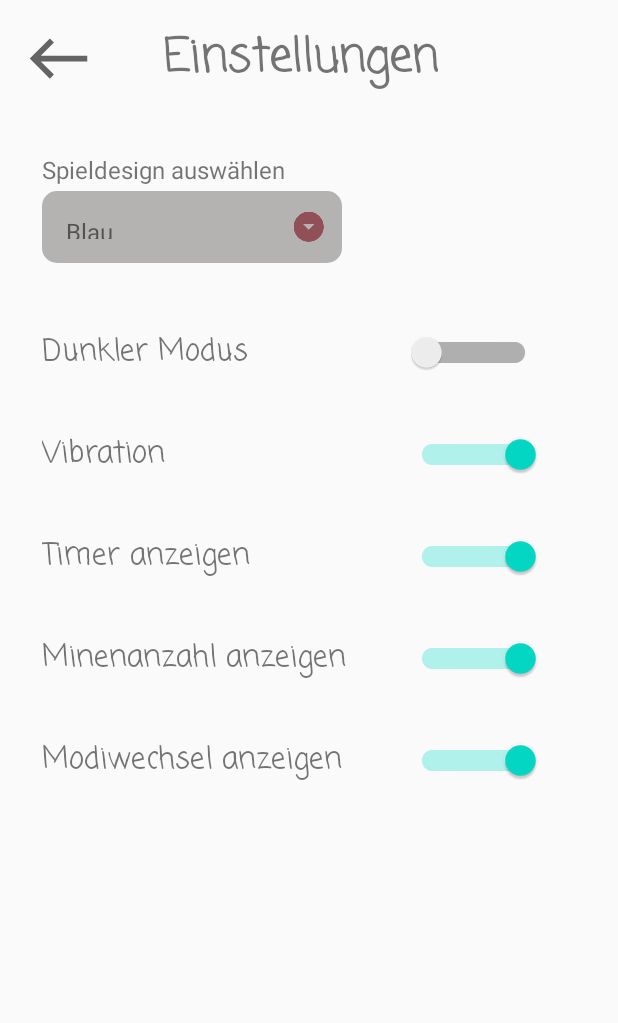
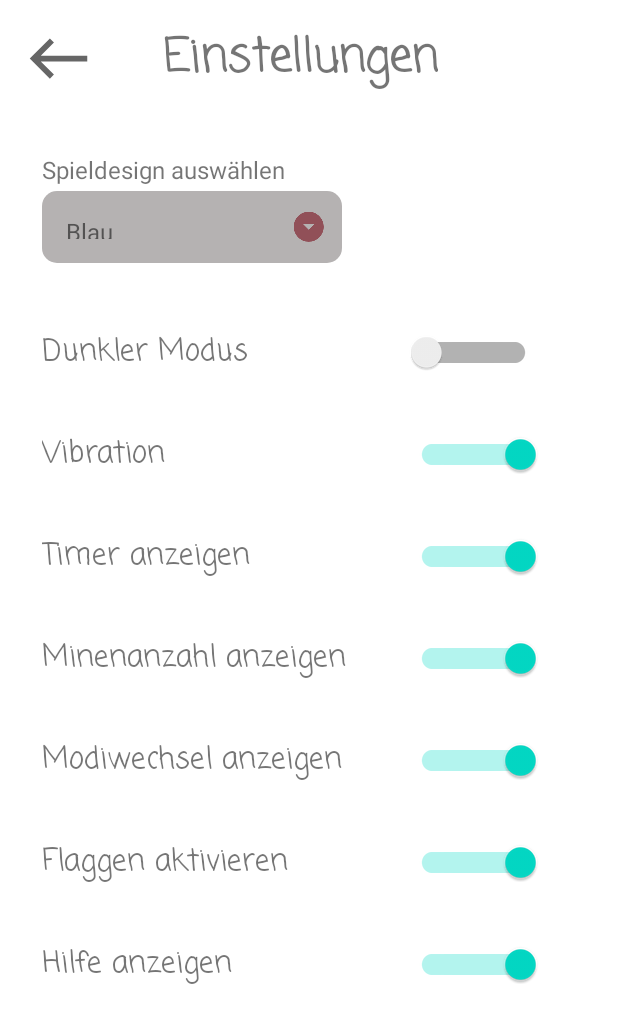
Before and after one commit to RamonGuenther/Minesweeper, an Android app: the SettingsActivity screen opened directly, with no data from a screen before it, on a phone screen of 412 x 824 dp. Shown: the top 1023 px of the screen. Run offline under Robolectric (Android 15) with nearby library versions, the phone set to English and light mode, and no system bars; our stand-ins replace Room's generated code; libraries missing offline, so code that uses them is left out: com.r0adkll.slidr; 4 statements that could not run were skipped.

Commit message:
Einstellungen überarbeitet
- Einstellungen ergänzt
- Einstellungen werden beim Starten der Applikation übernommen

```diff
--- a/app/src/main/AndroidManifest.xml
+++ b/app/src/main/AndroidManifest.xml
@@ -5,6 +5,7 @@
     <uses-permission android:name="android.permission.VIBRATE" />
 
     <application
+        android:name=".MinesweeperApplication"
         android:allowBackup="true"
         android:icon="@mipmap/ic_launcher"
         android:label="@string/app_name"
--- /dev/null
+++ b/app/src/main/java/de/fhswf/ma/ausarbeitung/kneissig/guenther/minesweeper/MinesweeperApplication.java
@@ -0,0 +1,39 @@
+package de.fhswf.ma.ausarbeitung.kneissig.guenther.minesweeper;
+
+import android.app.Application;
+import android.util.Log;
+
+import androidx.appcompat.app.AppCompatDelegate;
+
+import de.fhswf.ma.ausarbeitung.kneissig.guenther.minesweeper.database.MinesweeperDatabase;
+import de.fhswf.ma.ausarbeitung.kneissig.guenther.minesweeper.database.entities.Settings;
+import de.fhswf.ma.ausarbeitung.kneissig.guenther.minesweeper.model.MinesweeperGame;
+
+public class MinesweeperApplication extends Application {
+    @Override
+    public void onCreate() {
+        super.onCreate();
+        MinesweeperDatabase db = MinesweeperDatabase.createDatabase(this);
+
+        Settings settings = db.settingsDao().getSettings();
+
+        MinesweeperGame.getInstance().getGameSettings().setVibration(settings.isVibration());
+        MinesweeperGame.getInstance().getGameSettings().setTimerVisible(settings.isShowTimer());
+        MinesweeperGame.getInstance().getGameSettings().setMineCounterVisible(settings.isShowMineCounter());
+        MinesweeperGame.getInstance().getGameSettings().setGameModeVisible(settings.isShowModeSwitch());
+        MinesweeperGame.getInstance().getGameSettings().setFlagsPossible(settings.isUseFlags());
+        MinesweeperGame.getInstance().getGameSettings().setHints(settings.isShowHints());
+
+        if (settings.isDarkMode()) {
+            AppCompatDelegate.setDefaultNightMode(AppCompatDelegate.MODE_NIGHT_YES);
+            settings.setDarkMode(true);
+        } else {
+            AppCompatDelegate.setDefaultNightMode(AppCompatDelegate.MODE_NIGHT_NO);
+            settings.setDarkMode(false);
+        }
+
+        db.close();
+
+        Log.i("Minesweeper Applikation", "Einstellungen wurden übernommen");
+    }
+}
--- a/app/src/main/java/de/fhswf/ma/ausarbeitung/kneissig/guenther/minesweeper/activities/SettingsActivity.java
+++ b/app/src/main/java/de/fhswf/ma/ausarbeitung/kneissig/guenther/minesweeper/activities/SettingsActivity.java
@@ -53,12 +53,15 @@ public class SettingsActivity extends AppCompatActivity {
     private Settings settings;
     private MinesweeperDatabase db;
 
+    private List<String> items;
+
     private SwitchMaterial darkModeSwitch;
     private SwitchMaterial timerSwitch;
     private SwitchMaterial modeChangeSwitch;
     private SwitchMaterial mineCountSwitch;
     private SwitchMaterial vibrationSwitch;
-    private List<String> items;
+    private SwitchMaterial showHintsSwitch;
+    private SwitchMaterial useFlagsSwitch;
 
     @Override
     protected void onCreate(Bundle savedInstanceState) {
@@ -112,46 +115,41 @@ public class SettingsActivity extends AppCompatActivity {
 
         vibrationSwitch = findViewById(R.id.vibrationSwitch);
         vibrationSwitch.setOnCheckedChangeListener((buttonView, isChecked) -> {
-            if (isChecked) {
-                MinesweeperGame.getInstance().getGameSettings().setVibration(true);
-                settings.setVibration(true);
-            } else {
-                MinesweeperGame.getInstance().getGameSettings().setVibration(false);
-                settings.setVibration(false);
-            }
+            MinesweeperGame.getInstance().getGameSettings().setVibration(isChecked);
+            settings.setVibration(isChecked);
         });
 
         timerSwitch = findViewById(R.id.showTimerSwitch);
         timerSwitch.setOnCheckedChangeListener((buttonView, isChecked) -> {
-            if (isChecked) {
-                MinesweeperGame.getInstance().getGameSettings().setTimerVisible(true);
-                settings.setShowTimer(true);
-            } else {
-                MinesweeperGame.getInstance().getGameSettings().setTimerVisible(false);
-                settings.setShowTimer(false);
-            }
+            MinesweeperGame.getInstance().getGameSettings().setTimerVisible(isChecked);
+            settings.setShowTimer(isChecked);
         });
+
 
         mineCountSwitch = findViewById(R.id.showMineCountSwitch);
         mineCountSwitch.setOnCheckedChangeListener((buttonView, isChecked) -> {
-            if (isChecked) {
-                MinesweeperGame.getInstance().getGameSettings().setMineCounterVisible(true);
-                settings.setShowMineCounter(true);
-            } else {
-                MinesweeperGame.getInstance().getGameSettings().setMineCounterVisible(false);
-                settings.setShowMineCounter(false);
-            }
+            MinesweeperGame.getInstance().getGameSettings().setMineCounterVisible(isChecked);
+            settings.setShowMineCounter(isChecked);
         });
 
         modeChangeSwitch = findViewById(R.id.modeChangeShowSwitch);
         modeChangeSwitch.setOnCheckedChangeListener((buttonView, isChecked) -> {
-            if (isChecked) {
-                MinesweeperGame.getInstance().getGameSettings().setGameModeVisible(true);
-                settings.setShowModeSwitch(true);
-            } else {
-                MinesweeperGame.getInstance().getGameSettings().setGameModeVisible(false);
-                settings.setShowModeSwitch(false);
-            }
+            MinesweeperGame.getInstance().getGameSettings().setGameModeVisible(isChecked);
+            settings.setShowModeSwitch(isChecked);
+        });
+
+
+        useFlagsSwitch = findViewById(R.id.useFlagsSwitch);
+        useFlagsSwitch.setOnCheckedChangeListener((buttonView, isChecked) -> {
+            MinesweeperGame.getInstance().getGameSettings().setFlagsPossible(isChecked);
+            settings.setUseFlags(isChecked);
+        });
+
+
+        showHintsSwitch = findViewById(R.id.showHintsSwitch);
+        showHintsSwitch.setOnCheckedChangeListener((buttonView, isChecked) -> {
+            MinesweeperGame.getInstance().getGameSettings().setHints(isChecked);
+            settings.setShowHints(isChecked);
         });
 
 
@@ -189,8 +187,8 @@ public class SettingsActivity extends AppCompatActivity {
         timerSwitch.setChecked(settings.isShowTimer());
         mineCountSwitch.setChecked(settings.isShowMineCounter());
         modeChangeSwitch.setChecked(settings.isShowModeSwitch());
-
-
+        useFlagsSwitch.setChecked(settings.isUseFlags());
+        showHintsSwitch.setChecked(settings.isShowHints());
     }
 
     private int getThemeIndex(String theme) {
@@ -209,11 +207,6 @@ public class SettingsActivity extends AppCompatActivity {
         overridePendingTransition(R.anim.slide_down, R.anim.slide_out_right);
     }
 
-
-    public static void toggleTheme() {
-        int mode = AppCompatDelegate.getDefaultNightMode() == AppCompatDelegate.MODE_NIGHT_YES ? AppCompatDelegate.MODE_NIGHT_NO : AppCompatDelegate.MODE_NIGHT_YES;
-        AppCompatDelegate.setDefaultNightMode(mode);
-    }
 
     @Override
     protected void onPause() {
--- a/app/src/main/java/de/fhswf/ma/ausarbeitung/kneissig/guenther/minesweeper/database/entities/Settings.java
+++ b/app/src/main/java/de/fhswf/ma/ausarbeitung/kneissig/guenther/minesweeper/database/entities/Settings.java
@@ -26,19 +26,28 @@ public class Settings {
     @ColumnInfo(name = "show_mode_switch")
     public boolean showModeSwitch;
 
+    @ColumnInfo(name = "use_flags")
+    public boolean useFlags;
+
+    @ColumnInfo(name = "show_hints")
+    public boolean showHints;
+
     public String theme;
 
     public Settings() {
-        this.id = 1;
-        this.darkMode = false;
-        this.vibration = true;
-        this.showTimer = true;
-        this.showMineCounter = true;
-        this.showModeSwitch = true;
-        this.theme = Theme.BLUE.label;
+        id = 1;
+        darkMode = false;
+        vibration = true;
+        showTimer = true;
+        showMineCounter = true;
+        showModeSwitch = true;
+        useFlags = true;
+        showHints = true;
+        theme = Theme.BLUE.label;
     }
 
     //Getter & Setter nur zur besseren Lesbarkeit im Code
+
 
     public int getId() {
         return id;
@@ -64,8 +73,20 @@ public class Settings {
         return showModeSwitch;
     }
 
+    public boolean isUseFlags() {
+        return useFlags;
+    }
+
+    public boolean isShowHints() {
+        return showHints;
+    }
+
     public String getTheme() {
         return theme;
+    }
+
+    public void setId(int id) {
+        this.id = id;
     }
 
     public void setDarkMode(boolean darkMode) {
@@ -88,6 +109,14 @@ public class Settings {
         this.showModeSwitch = showModeSwitch;
     }
 
+    public void setUseFlags(boolean useFlags) {
+        this.useFlags = useFlags;
+    }
+
+    public void setShowHints(boolean showHints) {
+        this.showHints = showHints;
+    }
+
     public void setTheme(String theme) {
         this.theme = theme;
     }
--- a/app/src/main/res/layout/acvitity_settings.xml
+++ b/app/src/main/res/layout/acvitity_settings.xml
@@ -220,4 +220,66 @@
         app:useMaterialThemeColors="false" />
 
 
+    <TextView
+        android:id="@+id/useFlagsLabel"
+        android:layout_width="wrap_content"
+        android:layout_height="48dp"
+        android:layout_marginStart="28dp"
+        android:layout_marginTop="20dp"
+        android:background="@null"
+        android:fontFamily="casual"
+        android:gravity="center_vertical"
+        android:text="Flaggen aktivieren"
+        android:textSize="20dp"
+        app:layout_constraintStart_toStartOf="parent"
+        app:layout_constraintTop_toBottomOf="@+id/modeChangeShowLabel" />
+
+
+    <com.google.android.material.switchmaterial.SwitchMaterial
+        android:id="@+id/useFlagsSwitch"
+        android:layout_width="wrap_content"
+        android:layout_height="48dp"
+        android:layout_marginTop="20dp"
+        android:layout_marginEnd="51dp"
+        android:checked="false"
+        android:splitTrack="false"
+        android:textAppearance="@style/TextAppearance.AppCompat.Body1"
+        android:textColorHighlight="#1E1F20"
+        android:textColorLink="#1E1F20"
+        app:layout_constraintEnd_toEndOf="parent"
+        app:layout_constraintTop_toBottomOf="@+id/showHintsSwitch"
+        app:switchMinWidth="90dp"
+        app:useMaterialThemeColors="false" />
+
+    <TextView
+        android:id="@+id/showHintsLabel"
+        android:layout_width="wrap_content"
+        android:layout_height="48dp"
+        android:layout_marginStart="28dp"
+        android:layout_marginTop="20dp"
+        android:background="@null"
+        android:fontFamily="casual"
+        android:gravity="center_vertical"
+        android:text="Hilfe anzeigen"
+        android:textSize="20dp"
+        app:layout_constraintStart_toStartOf="parent"
+        app:layout_constraintTop_toBottomOf="@+id/useFlagsLabel" />
+
+    <com.google.android.material.switchmaterial.SwitchMaterial
+        android:id="@+id/showHintsSwitch"
+        android:layout_width="wrap_content"
+        android:layout_height="48dp"
+        android:layout_marginTop="20dp"
+        android:layout_marginEnd="51dp"
+        android:checked="false"
+        android:splitTrack="false"
+        android:textAppearance="@style/TextAppearance.AppCompat.Body1"
+        android:textColorHighlight="#1E1F20"
+        android:textColorLink="#1E1F20"
+        app:layout_constraintEnd_toEndOf="parent"
+        app:layout_constraintTop_toBottomOf="@+id/modeChangeShowSwitch"
+        app:switchMinWidth="90dp"
+        app:useMaterialThemeColors="false" />
+
+
 </androidx.constraintlayout.widget.ConstraintLayout>
```
Also changed, not shown: app/src/main/java/de/fhswf/ma/ausarbeitung/kneissig/guenther/minesweeper/activities/MainActivity.java (+3 -5 lines).
